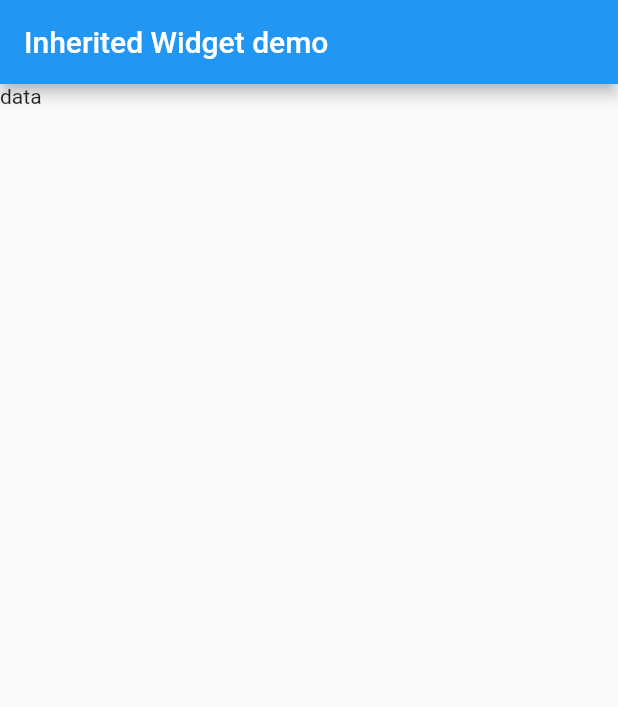
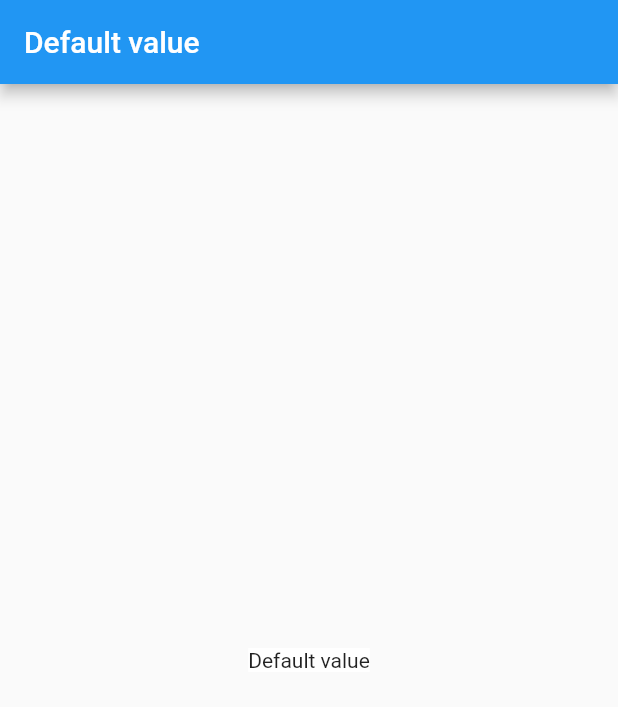
Before and after one commit to santosh565/inherited_demo, a Flutter app: the screen it shows after launch, on a phone screen of 412 x 824 dp. Shown: the top 707 px of the screen. Run offline on Flutter 3.47's test engine with Material 2 defaults, Android fonts, the light colour scheme and no system bars.

Commit message:
inherited example

```diff
--- a/lib/main.dart
+++ b/lib/main.dart
@@ -1,4 +1,5 @@
 import 'package:flutter/material.dart';
+import 'package:uuid/uuid.dart';
 
 void main() {
   runApp(const MyApp());
@@ -14,22 +15,85 @@ class MyApp extends StatelessWidget {
       theme: ThemeData(
         primarySwatch: Colors.blue,
       ),
-      home: const MyHomePage(),
+      home: ApiProvider(api: Api(), child: const MyHomePage()),
     );
   }
 }
 
-class MyHomePage extends StatelessWidget {
+class MyHomePage extends StatefulWidget {
   const MyHomePage({
     Key? key,
   }) : super(key: key);
 
   @override
+  State<MyHomePage> createState() => _MyHomePageState();
+}
+
+class _MyHomePageState extends State<MyHomePage> {
+  String dateTime = 'No Date';
+  @override
   Widget build(BuildContext context) {
+    final api = ApiProvider.of(context).api;
     return Scaffold(
-        appBar: AppBar(
-          title: const Text("Inherited Widget demo"),
+      appBar: AppBar(
+        title: Text(api.dateTime ?? 'Default value'),
+      ),
+      body: GestureDetector(
+        onTap: () async {
+          dateTime = await api.getDateAndTime();
+          debugPrint(dateTime);
+          setState(() {});
+        },
+        child: Center(
+          child: Container(
+            color: Colors.white,
+            child: DateTimeWidget(key: Key(dateTime)),
+          ),
         ),
-        body: const Text('data'));
+      ),
+    );
   }
 }
+
+class Api {
+  String? dateTime;
+
+  Future<String> getDateAndTime() {
+    return Future.delayed(
+            const Duration(seconds: 1), () => DateTime.now().toIso8601String())
+        .then((value) {
+      dateTime = value;
+      return value;
+    });
+  }
+}
+
+class ApiProvider extends InheritedWidget {
+  final Api api;
+  final String uuid;
+
+  ApiProvider({Key? key, required this.api, required Widget child})
+      : uuid = const Uuid().v4(),
+        super(key: key, child: child);
+
+  @override
+  bool updateShouldNotify(covariant ApiProvider oldWidget) {
+    return uuid != oldWidget.uuid;
+  }
+
+  static ApiProvider of(BuildContext context) {
+    return context.dependOnInheritedWidgetOfExactType<ApiProvider>()!;
+  }
+}
+
+class DateTimeWidget extends StatelessWidget {
+  const DateTimeWidget({
+    Key? key,
+  }) : super(key: key);
+
+  @override
+  Widget build(BuildContext context) {
+    final api = ApiProvider.of(context).api;
+    return Text(api.dateTime ?? 'Default value');
+  }
+}
```
